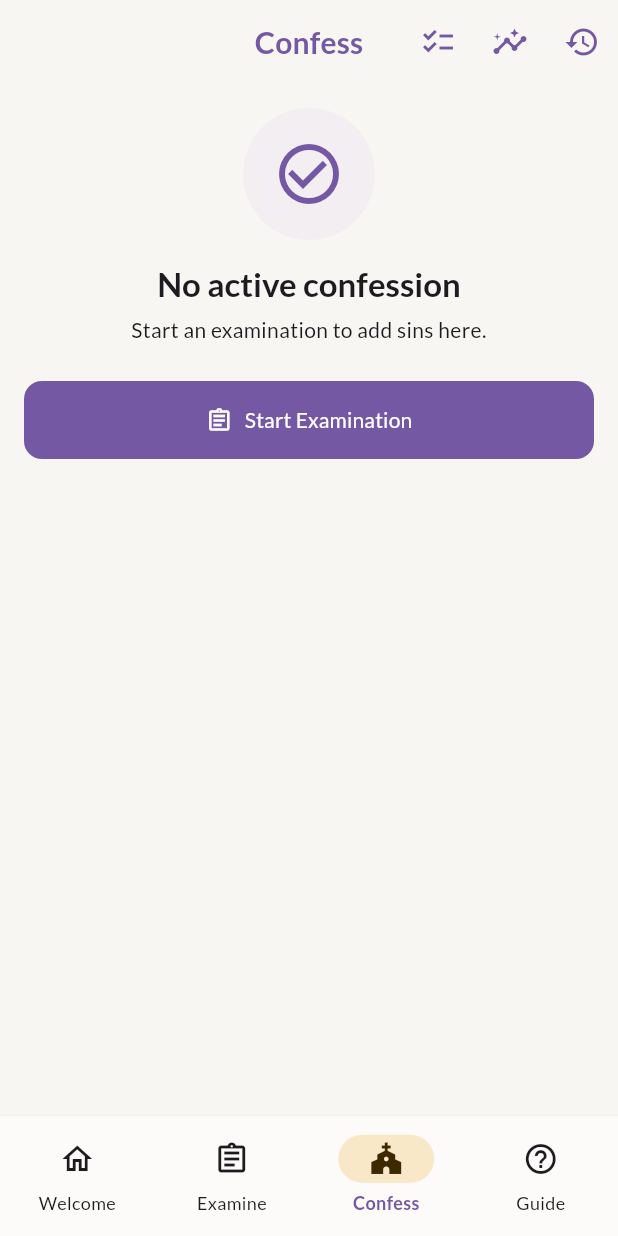
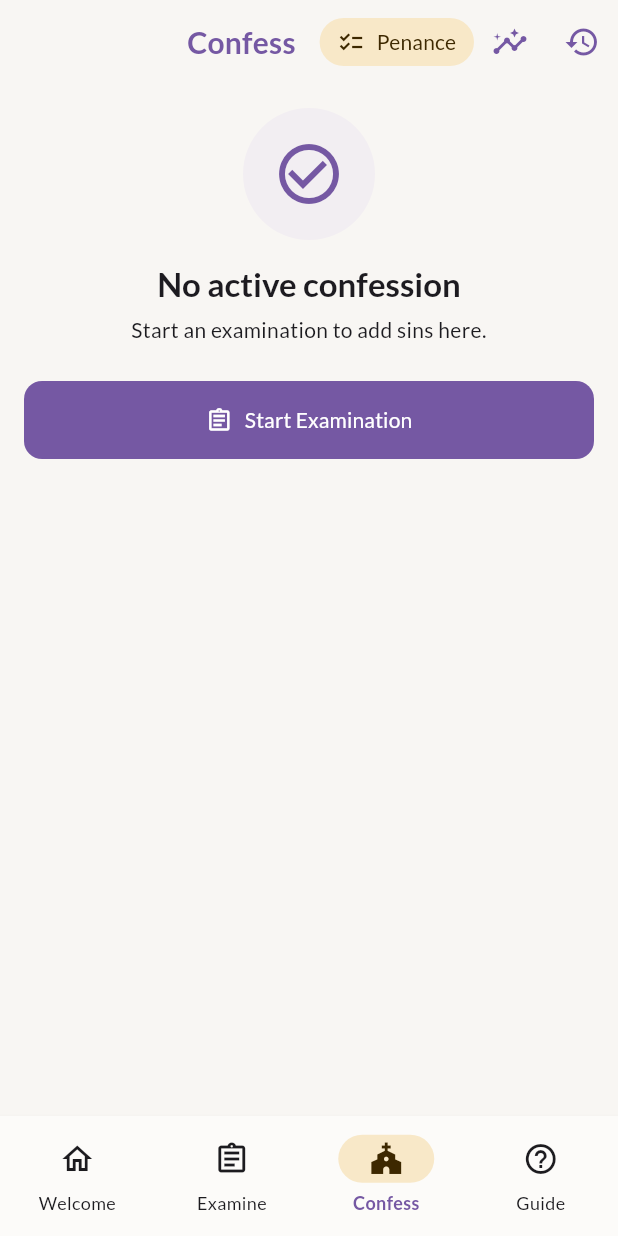
Before and after one commit to sabinjose/metanoia, a Flutter app: the ConfessionScreen screen opened by its route, on a phone screen of 412 x 824 dp. Run offline on Flutter 3.47's test engine with Material 3 defaults, Android fonts, the phone set to English and light mode, and no system bars; drawn by our look-alikes of flutter_animate; our stand-ins replace drift, flutter_local_notifications, flutter_riverpod, flutter_secure_storage, go_router, google_fonts and 6 more; accounts and stored records are empty; generated files the repository leaves out were written again.

Commit message:
Change penance button to pill-shaped tonal button in app bar
🤖 Generated with [Claude Code](https://claude.com/claude-code)

Co-Authored-By: Claude <noreply@anthropic.com>

```diff
--- a/lib/src/features/confession/presentation/confession_screen.dart
+++ b/lib/src/features/confession/presentation/confession_screen.dart
@@ -29,13 +29,20 @@ class ConfessionScreen extends ConsumerWidget {
       appBar: AppBar(
         title: Text(l10n.confessTitle),
         actions: [
-          IconButton(
-            icon: const Icon(Icons.checklist),
-            tooltip: l10n.penanceTracker,
-            onPressed: () {
-              HapticUtils.lightImpact();
-              context.go('/confess/penance');
-            },
+          Padding(
+            padding: const EdgeInsets.symmetric(vertical: 8),
+            child: FilledButton.tonalIcon(
+              onPressed: () {
+                HapticUtils.lightImpact();
+                context.go('/confess/penance');
+              },
+              icon: const Icon(Icons.checklist, size: 18),
+              label: Text(l10n.penance),
+              style: FilledButton.styleFrom(
+                padding: const EdgeInsets.symmetric(horizontal: 12),
+                visualDensity: VisualDensity.compact,
+              ),
+            ),
           ),
           IconButton(
             icon: const Icon(Icons.insights),
```
